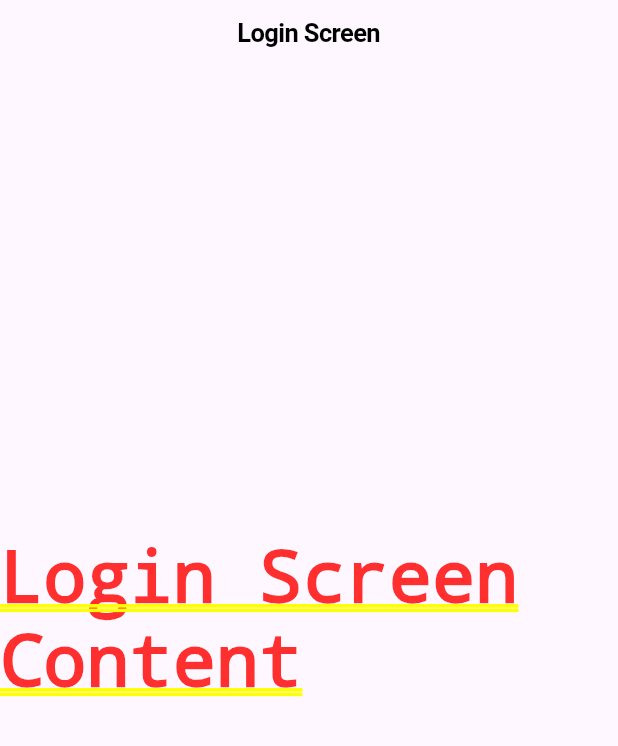
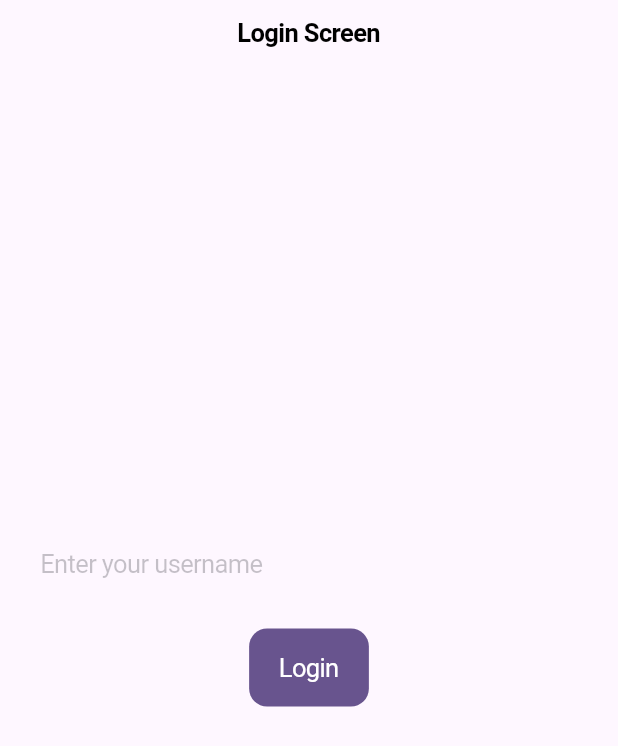
Before and after one commit to Poseidon1402/live_streaming_livekit, a Flutter app: the screen it shows after launch, on a phone screen of 412 x 824 dp. Shown: the top 746 px of the screen. Run offline on Flutter 3.47's test engine with Material 3 defaults, Android fonts, the phone set to English and light mode, and no system bars; our stand-ins replace equatable, flutter_bloc; missing offline and left inert: livekit_client.

Commit message:
login: implement login functionality with AuthBloc
- Convert `LoginScreen` from `StatelessWidget` to `StatefulWidget` to manage text controller and form state.
- Add `TextEditingController` for username input and handle disposal.
- Implement UI structure with `BlocListener`, `Form`, `CupertinoTextFormFieldRow` for input, and `CupertinoButton` for submission.
- Add `AuthBloc` integration to dispatch `LoginRequestedEvent` upon valid form submission.
- Listen for `AuthenticatedState` to show a success dialog and navigate to `Routes.home`.
- Include form validation using `isNotEmpty`.

```diff
--- a/lib/screens/login_screen.dart
+++ b/lib/screens/login_screen.dart
@@ -1,15 +1,87 @@
 import 'package:flutter/cupertino.dart';
+import 'package:flutter_bloc/flutter_bloc.dart';
 
-class LoginScreen extends StatelessWidget {
+import '../bloc/auth/auth_bloc.dart';
+import '../utils/constants/routes.dart';
+import '../utils/validator/form_validator.dart';
+
+class LoginScreen extends StatefulWidget {
   const LoginScreen({super.key});
+
+  @override
+  State<LoginScreen> createState() => _LoginScreenState();
+}
+
+class _LoginScreenState extends State<LoginScreen> {
+  final GlobalKey<FormState> _formKey = GlobalKey<FormState>();
+  late final TextEditingController _usernameController;
+
+  @override
+  void initState() {
+    _usernameController = TextEditingController();
+    super.initState();
+  }
+
+  @override
+  void dispose() {
+    _usernameController.dispose();
+    super.dispose();
+  }
 
   @override
   Widget build(BuildContext context) {
     return CupertinoPageScaffold(
       navigationBar: CupertinoNavigationBar(middle: Text('Login Screen')),
-      child: Center(
-        child: Text('Login Screen Content'),
+      child: Container(
+        constraints: BoxConstraints.expand(
+          height: MediaQuery.sizeOf(context).height,
+        ),
+        child: BlocListener<AuthBloc, AuthState>(
+          listener: (_, state) async {
+            if (state is AuthenticatedState) {
+              showCupertinoDialog(
+                context: context,
+                builder: (context) => CupertinoAlertDialog(
+                  title: const Text('Success'),
+                  content: const Text('You are authenticated successfully!'),
+                  actions: [
+                    CupertinoDialogAction(
+                      child: const Text('OK'),
+                      onPressed: () => Navigator.popAndPushNamed(context, Routes.home),
+                    ),
+                  ],
+                ),
+              );
+            }
+          },
+          child: Form(
+            key: _formKey,
+            child: Column(
+              mainAxisAlignment: MainAxisAlignment.center,
+              children: [
+                CupertinoTextFormFieldRow(
+                  controller: _usernameController,
+                  placeholder: 'Enter your username',
+                  validator: isNotEmpty,
+                ),
+                SizedBox(height: 20),
+                CupertinoButton.filled(
+                  onPressed: _onLoginBtnTapped,
+                  child: Text('Login'),
+                ),
+              ],
+            ),
+          ),
+        ),
       ),
     );
   }
+
+  void _onLoginBtnTapped() {
+    if (_formKey.currentState!.validate()) {
+      // Remove extra spaces
+      final username = _usernameController.text.trim();
+      context.read<AuthBloc>().add(LoginRequestedEvent(username: username));
+    }
+  }
 }
```
